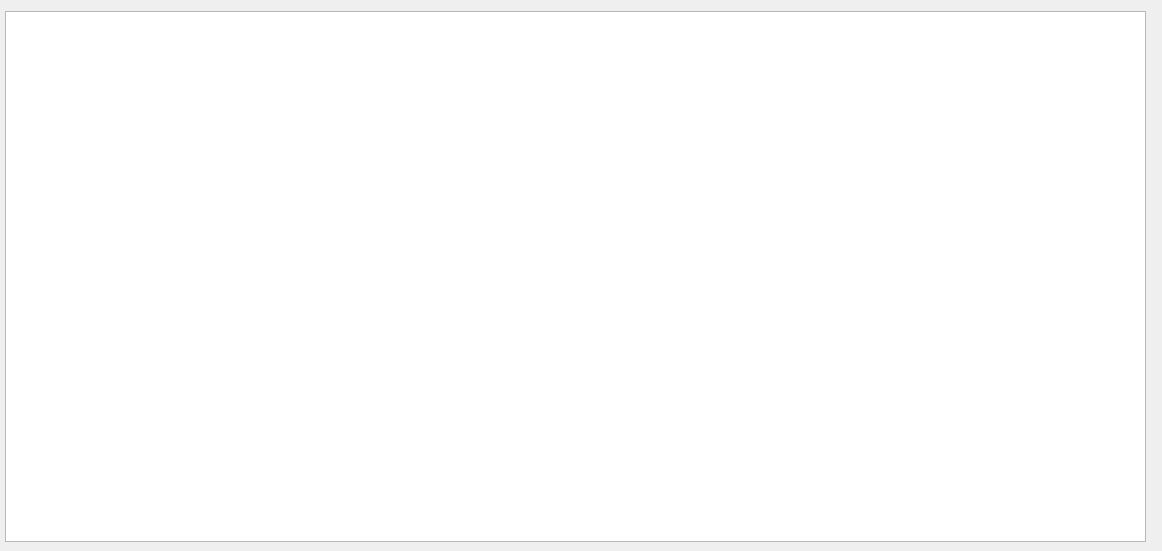
The window that main.ui (katanabana/Espresso) describes before a commit, drawn with Qt 5.
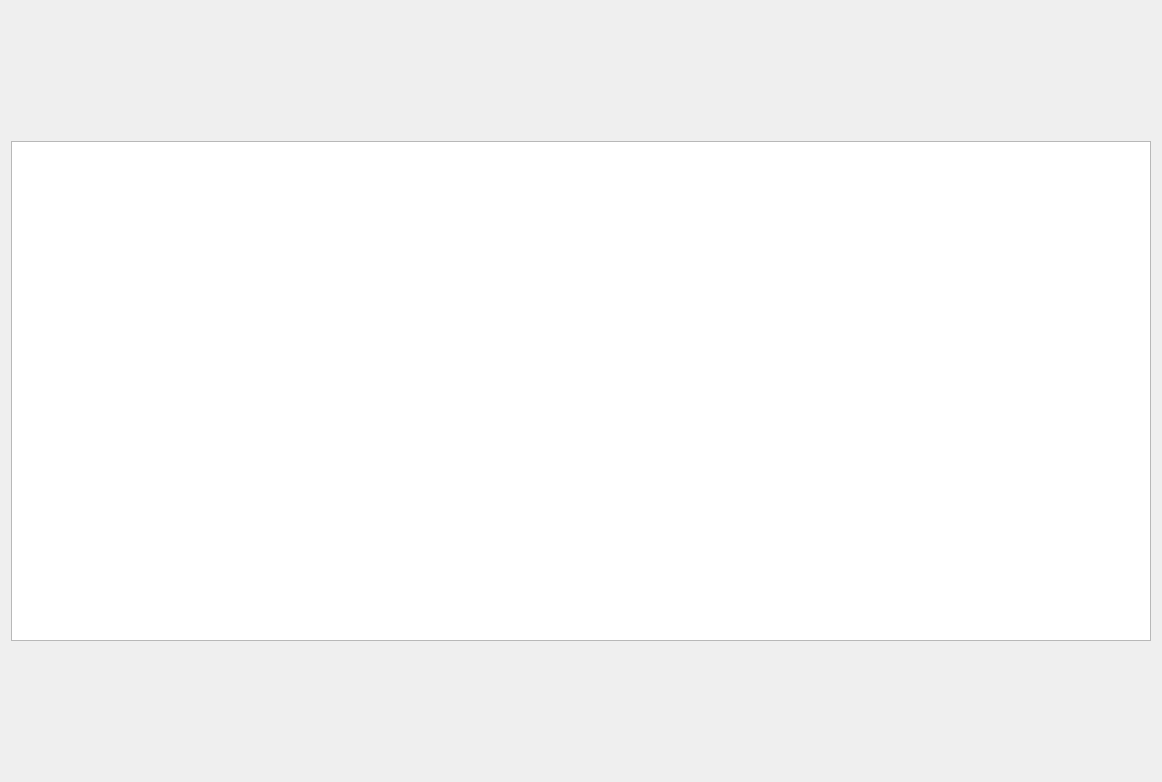
The same window after the commit.

The edit to the form file:
```diff
--- a/main.ui
+++ b/main.ui
@@ -7,22 +7,24 @@
     <x>0</x>
     <y>0</y>
     <width>1162</width>
-    <height>551</height>
+    <height>782</height>
    </rect>
   </property>
   <property name="windowTitle">
    <string>Form</string>
   </property>
+  <layout class="QVBoxLayout" name="verticalLayout">
+   <item>
   <widget class="QTableWidget" name="tableWidget">
-   <property name="geometry">
-    <rect>
-     <x>5</x>
-     <y>11</y>
-     <width>1141</width>
-     <height>531</height>
-    </rect>
-   </property>
-  </widget>
+     <property name="maximumSize">
+      <size>
+       <width>16777215</width>
+       <height>500</height>
+      </size>
+     </property>
+    </widget>
+   </item>
+  </layout>
  </widget>
  <resources/>
  <connections/>
```
Lines whose indentation alone changed are shown as unchanged.
